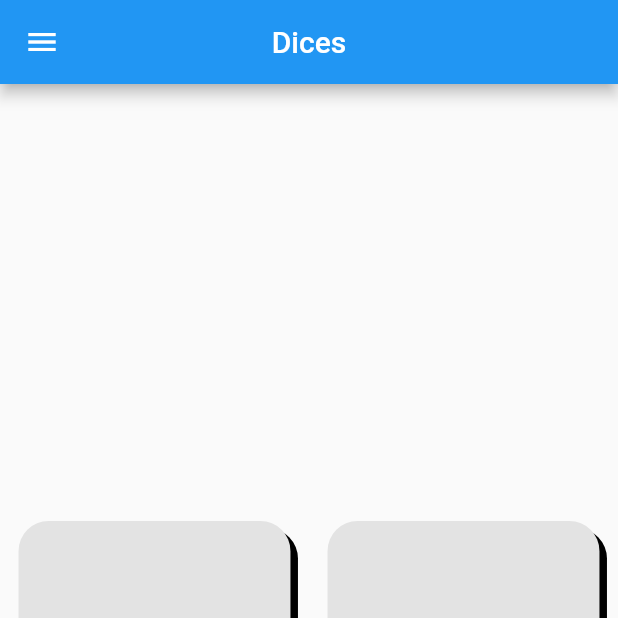
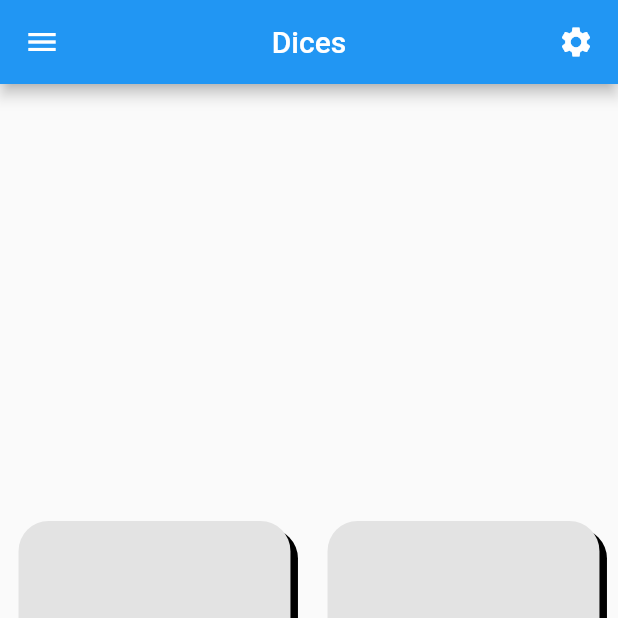
Before and after one commit to diegodrf/dices, a Flutter app: the screen it shows after launch, on a phone screen of 412 x 824 dp, the top half of it. Run offline on Flutter 3.47's test engine with Material 2 defaults, Android fonts, the phone set to English and light mode, and no system bars; our stand-ins replace font_awesome_flutter; generated files the repository leaves out were written again.

Commit message:
Added dice configuration to change colors

```diff
--- a/lib/components/dice/dice_base.dart
+++ b/lib/components/dice/dice_base.dart
@@ -1,6 +1,8 @@
 import 'dart:math';
 
+import 'package:dices/providers/dice_provider.dart';
 import 'package:flutter/material.dart';
+import 'package:provider/provider.dart';
 
 import 'dice.dart';
 
@@ -16,7 +18,7 @@ class _DiceBaseWidgetState extends State<DiceBaseWidget>
   int _diceValue = 1;
   double _opacity = 1.0;
   late final AnimationController _animationController;
-  late final Animation _animation;
+  late final Animation _dotAnimation;
 
   @override
   void initState() {
@@ -27,14 +29,14 @@ class _DiceBaseWidgetState extends State<DiceBaseWidget>
       duration: const Duration(milliseconds: 500),
     );
 
-    _animation = CurvedAnimation(
+    _dotAnimation = CurvedAnimation(
       parent: _animationController,
       curve: Curves.decelerate,
     );
 
-    _animation.addListener(() {
+    _dotAnimation.addListener(() {
       setState(() {
-        _opacity = _animation.value;
+        _opacity = _dotAnimation.value;
       });
     });
   }
@@ -71,16 +73,20 @@ class _DiceBaseWidgetState extends State<DiceBaseWidget>
           dotSize = size.height * 0.08;
           margin = size.height * 0.1;
         }
+        return Consumer<DiceProvider>(
+          builder: (BuildContext context, provider, Widget? child) {
             return GestureDetector(
               onTap: () => rollDice(),
               child: ConstrainedBox(
                 constraints: const BoxConstraints(),
                 child: Container(
-              margin: EdgeInsets.symmetric(horizontal: margin),
+                  margin: EdgeInsets.symmetric(
+                    horizontal: margin,
+                  ),
                   width: diceSize,
                   height: diceSize,
                   decoration: BoxDecoration(
-                color: const Color(0xFFE3E3E3),
+                    color: provider.diceBackgroundColor,
                     borderRadius: BorderRadius.circular(20.0),
                     boxShadow: const [
                       BoxShadow(
@@ -98,5 +104,7 @@ class _DiceBaseWidgetState extends State<DiceBaseWidget>
             );
           },
         );
+      },
+    );
   }
 }
--- a/lib/components/dice/dice_dot.dart
+++ b/lib/components/dice/dice_dot.dart
@@ -1,10 +1,13 @@
+import 'package:dices/providers/dice_provider.dart';
 import 'package:flutter/material.dart';
+import 'package:provider/provider.dart';
 
 class DiceDotWidget extends StatelessWidget {
   final bool visible;
   final double dotSize;
 
-  const DiceDotWidget({Key? key, this.visible = true, required this.dotSize}) : super(key: key);
+  const DiceDotWidget({Key? key, this.visible = true, required this.dotSize})
+      : super(key: key);
 
   @override
   Widget build(BuildContext context) {
@@ -12,7 +15,9 @@ class DiceDotWidget extends StatelessWidget {
       height: dotSize,
       width: dotSize,
       decoration: BoxDecoration(
-        color: visible ? Colors.black : Colors.transparent,
+        color: visible
+            ? Provider.of<DiceProvider>(context).dotColor
+            : Colors.transparent,
         shape: BoxShape.circle,
       ),
     );
--- /dev/null
+++ b/lib/constants.dart
@@ -0,0 +1,10 @@
+import 'package:flutter/material.dart';
+
+const List<Color> kDiceColors = [
+  Color(0xFFE3E3E3), // default,
+  Color.fromARGB(255, 156, 27, 27),
+  Color.fromARGB(255, 114, 57, 189),
+  Color.fromARGB(255, 18, 30, 197),
+  Color.fromARGB(255, 60, 202, 79),
+  Color.fromARGB(255, 0, 0, 0),
+];
--- a/lib/main.dart
+++ b/lib/main.dart
@@ -1,8 +1,10 @@
+import 'package:dices/providers/dice_provider.dart';
 import 'package:dices/screens/dices_screen.dart';
 import 'package:dices/screens/draw_screen.dart';
 import 'package:flutter/material.dart';
 import 'package:flutter_localizations/flutter_localizations.dart';
 import 'package:flutter_gen/gen_l10n/app_localizations.dart';
+import 'package:provider/provider.dart';
 
 void main() {
   runApp(const DicesApp());
@@ -13,7 +15,9 @@ class DicesApp extends StatelessWidget {
 
   @override
   Widget build(BuildContext context) {
-    return MaterialApp(
+    return ChangeNotifierProvider(
+      create: (BuildContext context) => DiceProvider(),
+      child: MaterialApp(
         localizationsDelegates: const [
           AppLocalizations.delegate,
           GlobalMaterialLocalizations.delegate,
@@ -29,6 +33,7 @@ class DicesApp extends StatelessWidget {
           DicesScreen.route: (context) => const DicesScreen(),
           DrawScreen.route : (context) => DrawScreen()
         },
+      ),
     );
   }
 }
--- a/lib/menu.dart
+++ b/lib/menu.dart
@@ -1,5 +1,4 @@
 import 'package:dices/screens/dices_screen.dart';
-import 'package:dices/screens/draw_screen.dart';
 import 'package:flutter/material.dart';
 import 'package:font_awesome_flutter/font_awesome_flutter.dart';
 import 'package:flutter_gen/gen_l10n/app_localizations.dart';
--- /dev/null
+++ b/lib/providers/dice_provider.dart
@@ -0,0 +1,22 @@
+import 'package:dices/constants.dart';
+
+import 'package:flutter/material.dart';
+
+class DiceProvider extends ChangeNotifier {
+  Color _diceBackgroundColor = kDiceColors[0];
+  Color _dotColor = Colors.black;
+
+  Color get diceBackgroundColor => _diceBackgroundColor;
+
+  set diceBackgroundColor(Color newValue) {
+    _diceBackgroundColor = newValue;
+    notifyListeners();
+  }
+
+  Color get dotColor => _dotColor;
+
+  set dotColor(Color newValue) {
+    _dotColor = newValue;
+    notifyListeners();
+  }
+}
--- a/lib/screens/dices_screen.dart
+++ b/lib/screens/dices_screen.dart
@@ -1,5 +1,5 @@
+import 'package:dices/components/dice/dice_settings.dart';
 import 'package:flutter/material.dart';
-
 import '../components/dice/dice_base.dart';
 import '../menu.dart';
 import 'package:flutter_gen/gen_l10n/app_localizations.dart';
@@ -16,13 +16,28 @@ class DicesScreen extends StatefulWidget {
 class _DicesScreenState extends State<DicesScreen> {
   @override
   Widget build(BuildContext context) {
-
     final String title = AppLocalizations.of(context)!.dicesTitle;
 
     return Scaffold(
       appBar: AppBar(
         title: Text(title),
         centerTitle: true,
+        actions: [
+          GestureDetector(
+            child: Container(
+              margin: const EdgeInsets.only(right: 16),
+              child: const Icon(Icons.settings),
+            ),
+            onTap: () {
+              showModalBottomSheet(
+                context: context,
+                builder: (context) {
+                  return const DiceSettings();
+                },
+              );
+            },
+          ),
+        ],
       ),
       drawer: const Menu(),
       body: Center(
@@ -33,7 +48,8 @@ class _DicesScreenState extends State<DicesScreen> {
             Flexible(child: DiceBaseWidget()),
             Flexible(child: DiceBaseWidget()),
           ],
-      )),
+        ),
+      ),
     );
   }
 }
--- a/lib/screens/draw_screen.dart
+++ b/lib/screens/draw_screen.dart
@@ -1,5 +1,3 @@
-import 'dart:developer';
-
 import 'package:dices/components/draw/add_item_component.dart';
 import 'package:dices/components/draw/list_component.dart';
 import 'package:flutter/material.dart';
@@ -49,7 +47,7 @@ class _DrawScreenState extends State<DrawScreen> {
           ListComponent(
             list: widget._list,
           ),
-          ElevatedButton(onPressed: (){}, child: Text('Draw'))
+          ElevatedButton(onPressed: () {}, child: const Text('Draw'))
         ],
       ),
     );
--- a/pubspec.yaml
+++ b/pubspec.yaml
@@ -38,6 +38,7 @@ dependencies:
   cupertino_icons: ^1.0.2
   font_awesome_flutter: ^9.2.0
   intl: ^0.17.0
+  provider: ^6.0.2
 
 dev_dependencies:
   flutter_test:
```
Also changed, not shown: lib/components/dice/dice_settings.dart (added, +88 -0 lines), lib/l10n/app_en.arb (+8 -0 lines), lib/l10n/app_pt.arb (+9 -1 lines), pubspec.lock. Lines whose indentation alone changed are shown as unchanged.
